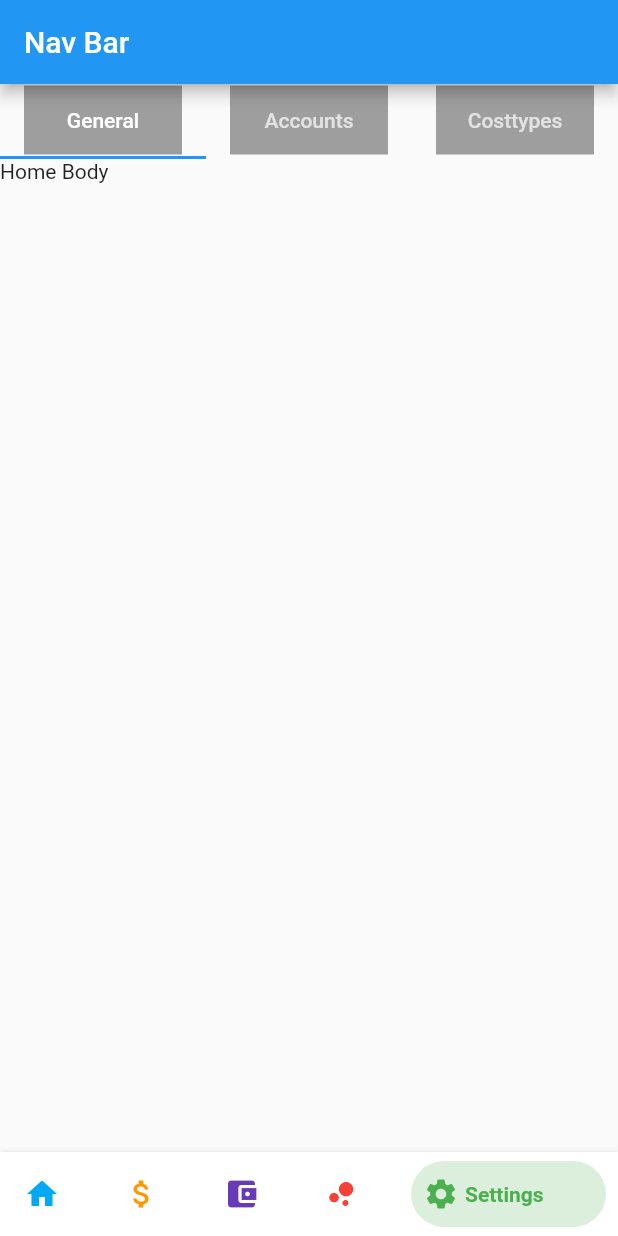
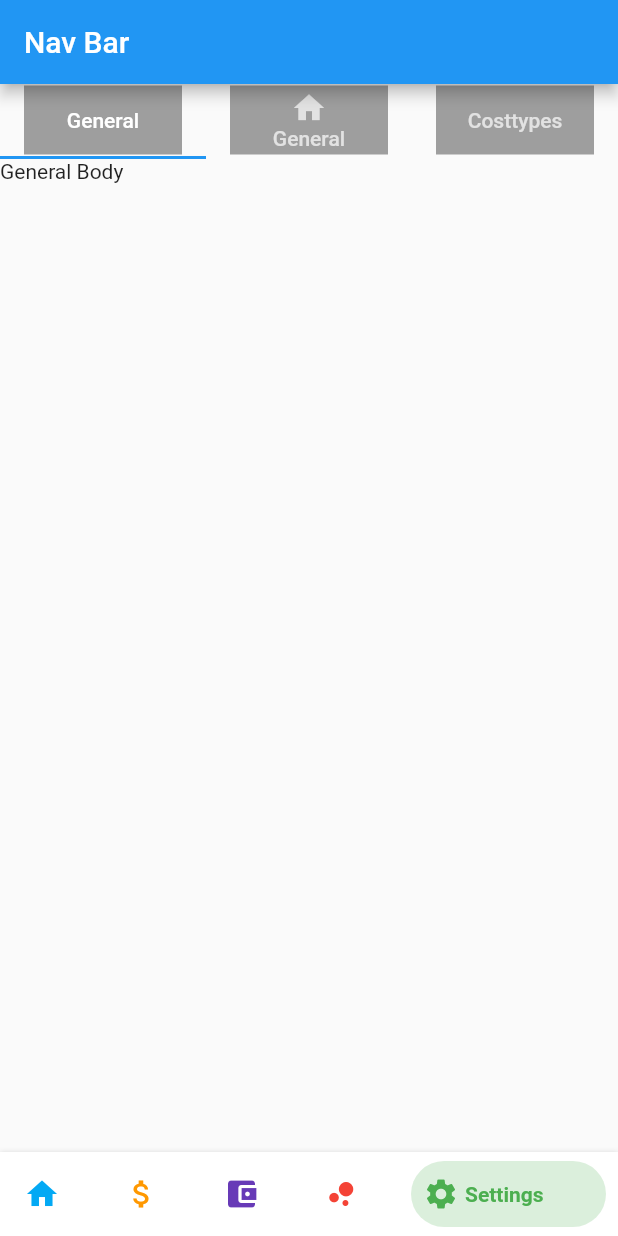
Before and after one commit to jkbngl/FFD, a Flutter app: the MyHomePage screen opened directly, swiped to page 5, on a phone screen of 412 x 824 dp. Run offline on Flutter 3.47's test engine with Material 2 defaults, Android fonts, the phone set to English and light mode, and no system bars; drawn by our look-alikes of bottom_navy_bar; our stand-ins replace syncfusion_flutter_charts.

Commit message:
#21 #11 added icon and text to tabhead

```diff
--- a/flutter/ffd/lib/backup_color_change_on_nav_tab.dart
+++ b/flutter/ffd/lib/backup_color_change_on_nav_tab.dart
@@ -663,7 +663,13 @@ class _MyHomePageState extends State<MyHomePage> {
                           alignment: Alignment.center,
                           constraints: BoxConstraints.expand(),
                           color: Colors.grey,
-                          child: Text("Accounts"),
+                          child: Column(
+                              mainAxisAlignment: MainAxisAlignment.center,
+                              crossAxisAlignment: CrossAxisAlignment.center,
+                              children: <Widget>[
+                                Icon(Icons.home),
+                                Text("General")
+                              ]),
                         ),
                       ),
                       Tab(
@@ -680,13 +686,13 @@ class _MyHomePageState extends State<MyHomePage> {
                     child: Container(
                       child: TabBarView(children: [
                         Container(
-                          child: Text("Home Body"),
+                          child: Text("General Body"),
                         ),
                         Container(
-                          child: Text("Articles Body"),
+                          child: Text("Accounts Body"),
                         ),
                         Container(
-                          child: Text("User Body"),
+                          child: Text("Costtypes Body"),
                         ),
                       ]),
                     ),
```
